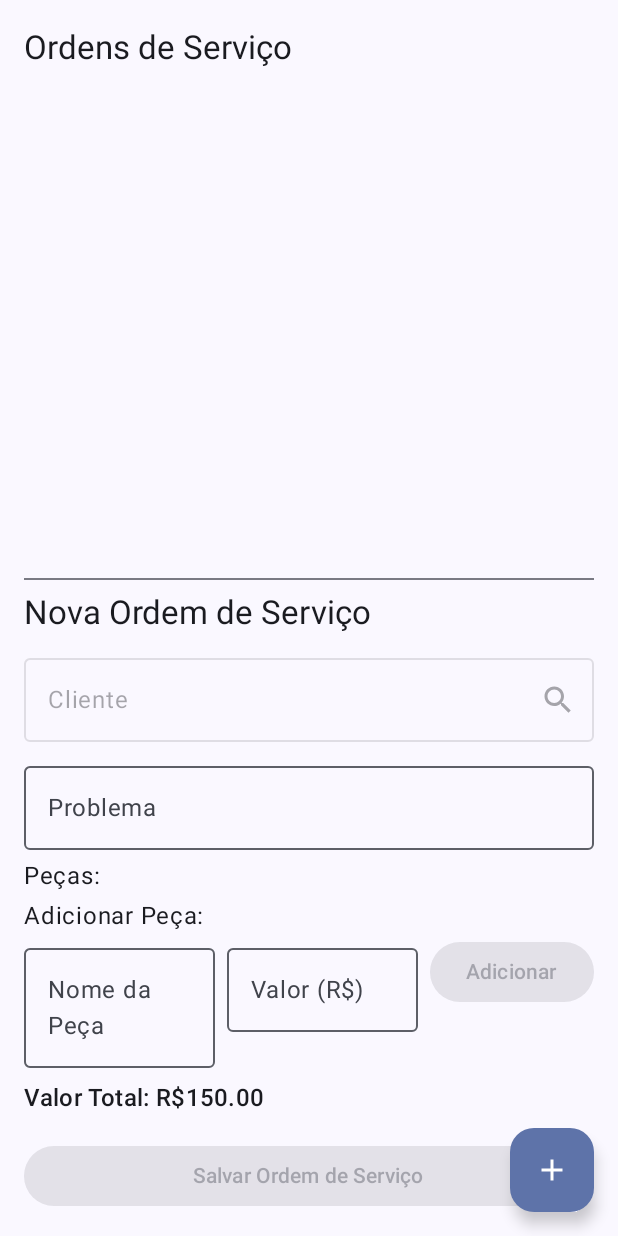
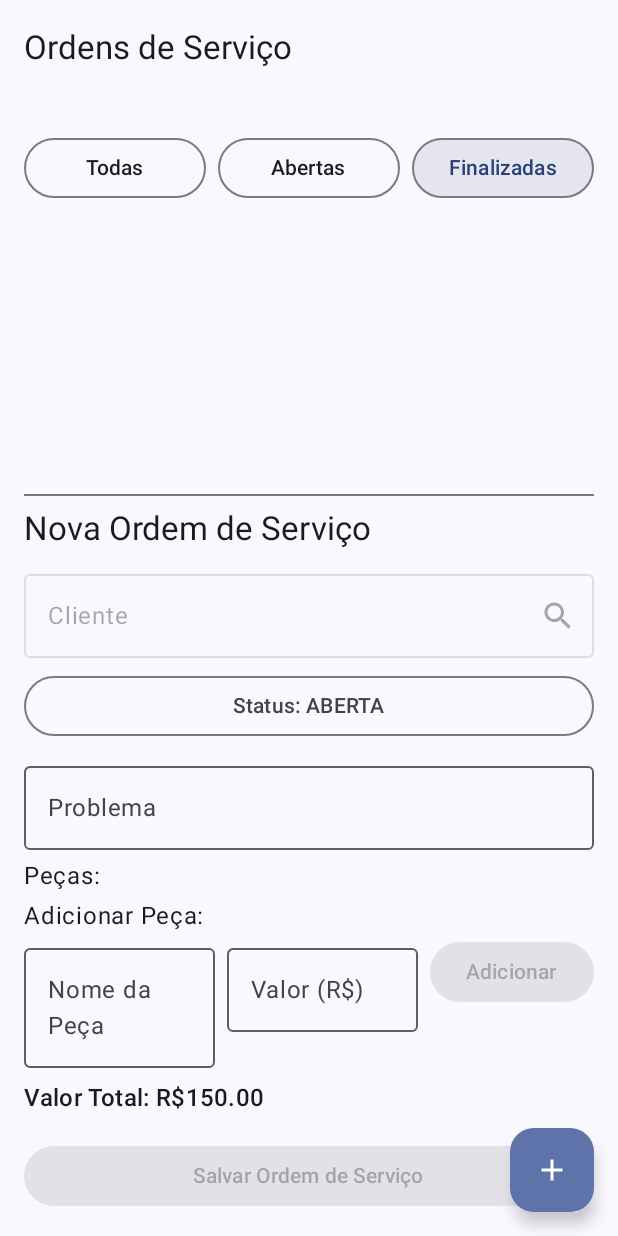
Before and after one commit to LucasCadaval/OficinaApp, an Android app built with Jetpack Compose: the composable OrdemServicoScreen shown on its own in the app's theme, after a tap on "Adicionar Ordem de Serviço", on a phone screen of 412 x 824 dp. Run offline under Robolectric (Android 15) with nearby library versions, the phone set to English and light mode, and no system bars; our stand-ins replace Firebase (no records; nobody signed in at launch, a user with empty details on screens opened directly); 2 other taps on this screen came first.

Commit message:
Adicionado status e exclusao de ordem de serviço; Refactor da lista de clientes com card

```diff
--- a/app/build.gradle.kts
+++ b/app/build.gradle.kts
@@ -71,7 +71,7 @@ dependencies {
     debugImplementation(libs.androidx.ui.test.manifest)
 
     // Compose
-    implementation("androidx.compose.material3:material3:1.1.1")
+    implementation("androidx.compose.material3:material3:1.3.1")
     implementation("androidx.navigation:navigation-compose:2.6.0")
     implementation("androidx.compose.runtime:runtime:1.5.1")
 
--- /dev/null
+++ b/app/src/main/java/com/example/oficina/models/Status.kt
@@ -0,0 +1,6 @@
+package com.example.oficina.models
+
+enum class Status {
+    ABERTA,
+    FINALIZADA
+}
--- /dev/null
+++ b/app/src/main/java/com/example/oficina/ui/ordens/DropdownMenuBox.kt
@@ -0,0 +1,48 @@
+package com.example.oficina.ui.ordens
+
+import androidx.compose.foundation.layout.Box
+import androidx.compose.foundation.layout.fillMaxWidth
+import androidx.compose.material3.DropdownMenu
+import androidx.compose.material3.DropdownMenuItem
+import androidx.compose.material3.OutlinedButton
+import androidx.compose.material3.Text
+import androidx.compose.runtime.Composable
+import androidx.compose.runtime.getValue
+import androidx.compose.runtime.mutableStateOf
+import androidx.compose.runtime.remember
+import androidx.compose.runtime.setValue
+import androidx.compose.ui.Modifier
+import com.example.oficina.models.Status
+
+// Componente para seleção de status
+@Composable
+fun DropdownMenuBox(selectedStatus: Status, onStatusSelected: (Status) -> Unit) {
+    var expanded by remember { mutableStateOf(false) }
+    Box(modifier = Modifier.fillMaxWidth()) {
+        OutlinedButton(
+            onClick = { expanded = true },
+            modifier = Modifier.fillMaxWidth()
+        ) {
+            Text(text = "Status: ${selectedStatus.name.capitalize()}")
+        }
+        DropdownMenu(
+            expanded = expanded,
+            onDismissRequest = { expanded = false }
+        ) {
+            DropdownMenuItem(
+                text = { Text("Aberta") },
+                onClick = {
+                    onStatusSelected(Status.ABERTA)
+                    expanded = false
+                }
+            )
+            DropdownMenuItem(
+                text = { Text("Finalizada") },
+                onClick = {
+                    onStatusSelected(Status.FINALIZADA)
+                    expanded = false
+                }
+            )
+        }
+    }
+}
--- /dev/null
+++ b/app/src/main/java/com/example/oficina/ui/ordens/FiltroOrdenServico.kt
@@ -0,0 +1,63 @@
+package com.example.oficina.ui.ordens
+
+import androidx.compose.foundation.layout.*
+import androidx.compose.material3.*
+import androidx.compose.runtime.Composable
+import androidx.compose.ui.Modifier
+import androidx.compose.ui.unit.dp
+
+@Composable
+fun FiltroOrdenServico(
+    filtroAtual: FiltroOrdenServico,
+    onFiltroSelecionado: (FiltroOrdenServico) -> Unit
+) {
+    Row(
+        modifier = Modifier
+            .fillMaxWidth()
+            .padding(vertical = 8.dp),
+        horizontalArrangement = Arrangement.Center
+    ) {
+        // Botão para "Todas"
+        OutlinedButton(
+            onClick = { onFiltroSelecionado(FiltroOrdenServico.TODAS) },
+            colors = ButtonDefaults.outlinedButtonColors(
+                containerColor = if (filtroAtual == FiltroOrdenServico.TODAS) MaterialTheme.colorScheme.primary.copy(alpha = 0.1f) else MaterialTheme.colorScheme.surface,
+                contentColor = if (filtroAtual == FiltroOrdenServico.TODAS) MaterialTheme.colorScheme.primary else MaterialTheme.colorScheme.onSurface
+            ),
+            modifier = Modifier
+                .weight(1f)
+        ) {
+            Text("Todas")
+        }
+
+        Spacer(modifier = Modifier.width(8.dp))
+
+        // Botão para "Abertas"
+        OutlinedButton(
+            onClick = { onFiltroSelecionado(FiltroOrdenServico.ABERTAS) },
+            colors = ButtonDefaults.outlinedButtonColors(
+                containerColor = if (filtroAtual == FiltroOrdenServico.ABERTAS) MaterialTheme.colorScheme.primary.copy(alpha = 0.1f) else MaterialTheme.colorScheme.surface,
+                contentColor = if (filtroAtual == FiltroOrdenServico.ABERTAS) MaterialTheme.colorScheme.primary else MaterialTheme.colorScheme.onSurface
+            ),
+            modifier = Modifier
+                .weight(1f)
+        ) {
+            Text("Abertas")
+        }
+
+        Spacer(modifier = Modifier.width(8.dp))
+
+        // Botão para "Finalizadas"
+        OutlinedButton(
+            onClick = { onFiltroSelecionado(FiltroOrdenServico.FINALIZADAS) },
+            colors = ButtonDefaults.outlinedButtonColors(
+                containerColor = if (filtroAtual == FiltroOrdenServico.FINALIZADAS) MaterialTheme.colorScheme.primary.copy(alpha = 0.1f) else MaterialTheme.colorScheme.surface,
+                contentColor = if (filtroAtual == FiltroOrdenServico.FINALIZADAS) MaterialTheme.colorScheme.primary else MaterialTheme.colorScheme.onSurface
+            ),
+            modifier = Modifier
+                .weight(1f)
+        ) {
+            Text("Finalizadas")
+        }
+    }
+}
```
Also changed, not shown: app/src/main/java/com/example/oficina/models/OrdemServico.kt (+5 -4 lines), app/src/main/java/com/example/oficina/ui/clientes/ClienteCard.kt (added, +77 -0 lines), app/src/main/java/com/example/oficina/ui/clientes/ClientesScreen.kt (+46 -12 lines), app/src/main/java/com/example/oficina/ui/clientes/ClientesViewModel.kt (+65 -35 lines), app/src/main/java/com/example/oficina/ui/ordens/ClienteItem.kt (added, +29 -0 lines), app/src/main/java/com/example/oficina/ui/ordens/OrdemServicoCard.kt (added, +78 -0 lines), app/src/main/java/com/example/oficina/ui/ordens/OrdemServicoScreen.kt (+60 -44 lines), app/src/main/java/com/example/oficina/ui/ordens/OrdemServicoViewModel.kt (+50 -10 lines), app/src/main/java/com/example/oficina/models/Cliente.kt (line endings or trailing spaces).
